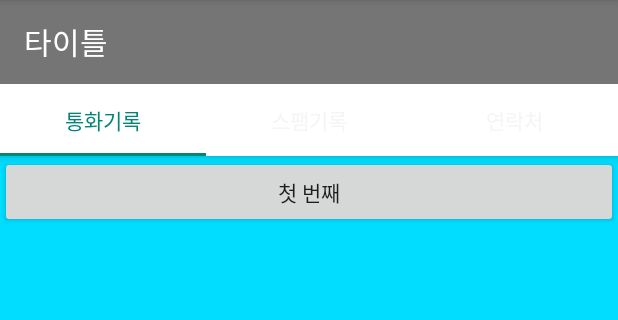
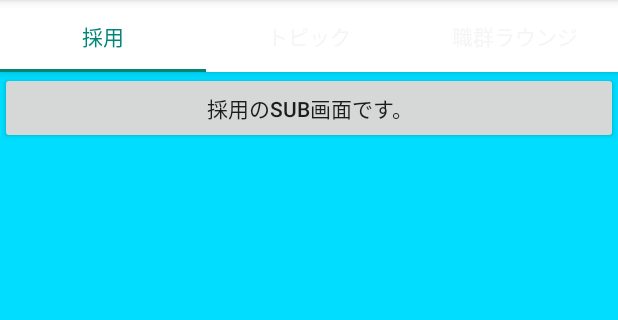
Before and after one commit to odong1989/Blind_app_fork, an Android app: the Home screen opened directly, with no data from a screen before it, on a phone screen of 412 x 824 dp, the part 84-404 px from its top. Run offline under Robolectric (Android 15) with nearby library versions, the phone set to English and light mode, and no system bars.

Commit message:
수정-home화면텍스트 및 불필요요소 삭제

```diff
--- a/app/src/main/java/com/ksinfo/blind/home/Home.java
+++ b/app/src/main/java/com/ksinfo/blind/home/Home.java
@@ -37,14 +37,13 @@ public class Home extends AppCompatActivity {
         getSupportFragmentManager().beginTransaction().replace(R.id.container, fragment1).commit();
 
         TabLayout tabs = findViewById(R.id.tabs);
-        tabs.addTab(tabs.newTab().setText("통화기록"));
-        tabs.addTab(tabs.newTab().setText("스팸기록"));
-        tabs.addTab(tabs.newTab().setText("연락처"));
+        tabs.addTab(tabs.newTab().setText("採用"));
+        tabs.addTab(tabs.newTab().setText("トピック"));
+        tabs.addTab(tabs.newTab().setText("職群ラウンジ"));
         tabs.addOnTabSelectedListener(new TabLayout.OnTabSelectedListener() {
             @Override
             public void onTabSelected(TabLayout.Tab tab) {
                 int position = tab.getPosition();
-                Log.d("MainActivity", "선택된 탭 : " + position);
 
                 Fragment selected = null;
                 if (position == 0) {
--- a/app/src/main/res/layout/fragment1.xml
+++ b/app/src/main/res/layout/fragment1.xml
@@ -11,5 +11,5 @@
         android:id="@+id/button"
         android:layout_width="match_parent"
         android:layout_height="wrap_content"
-        android:text="첫 번째" />
+        android:text="採用のsub画面です。" />
 </LinearLayout>
--- a/app/src/main/res/layout/fragment2.xml
+++ b/app/src/main/res/layout/fragment2.xml
@@ -11,5 +11,5 @@
         android:id="@+id/button"
         android:layout_width="match_parent"
         android:layout_height="wrap_content"
-        android:text="두 번째" />
+        android:text="トピックのsub画面です。" />
 </LinearLayout>
--- a/app/src/main/res/layout/fragment3.xml
+++ b/app/src/main/res/layout/fragment3.xml
@@ -11,5 +11,5 @@
         android:id="@+id/button"
         android:layout_width="match_parent"
         android:layout_height="wrap_content"
-        android:text="세 번째" />
+        android:text="職群ラウンジのsub画面です。" />
 </LinearLayout>
--- a/app/src/main/res/layout/home.xml
+++ b/app/src/main/res/layout/home.xml
@@ -12,23 +12,6 @@
             android:layout_width="match_parent"
             android:layout_height="wrap_content"
             android:theme="@style/ThemeOverlay.AppCompat.Dark.ActionBar">
-
-            <androidx.appcompat.widget.Toolbar
-                android:id="@+id/toolbar"
-                android:layout_width="match_parent"
-                android:layout_height="wrap_content"
-                android:background="?colorPrimaryDark"
-                android:elevation="1dp"
-                android:theme="@style/ThemeOverlay.AppCompat.Dark">
-
-                <TextView
-                    android:id="@+id/titleText"
-                    android:layout_width="wrap_content"
-                    android:layout_height="wrap_content"
-                    android:text="타이틀"
-                    android:textAppearance="@style/Base.TextAppearance.Widget.AppCompat.Toolbar.Title" />
-
-            </androidx.appcompat.widget.Toolbar>
 
             <com.google.android.material.tabs.TabLayout
                 android:id="@+id/tabs"
```
